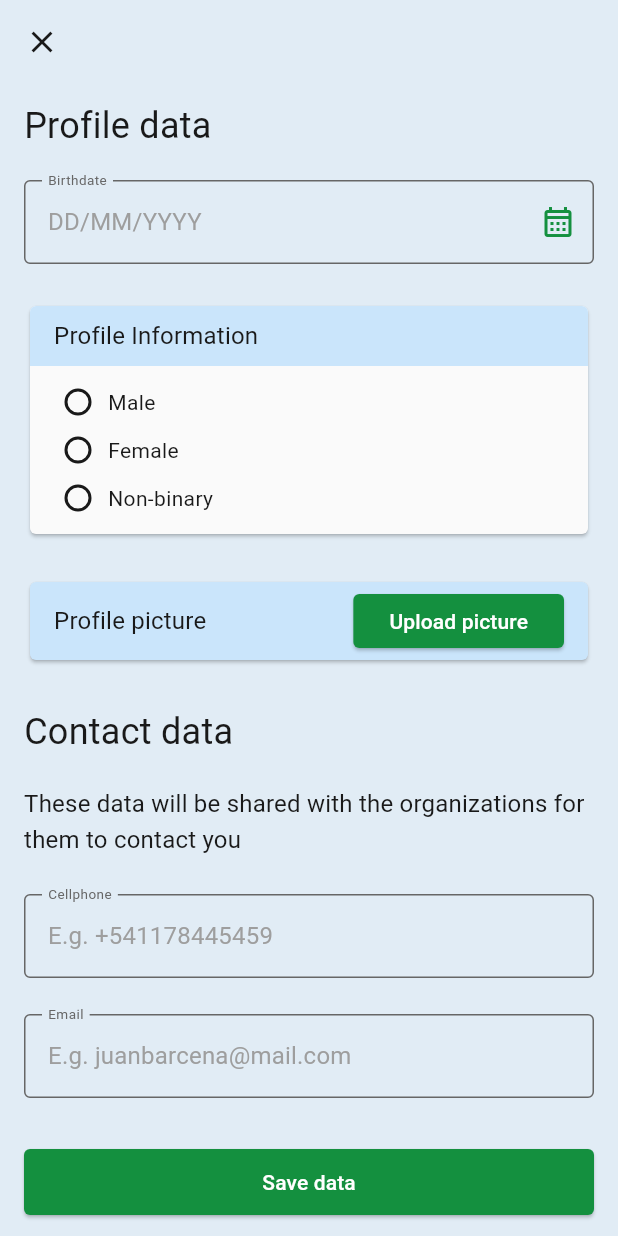
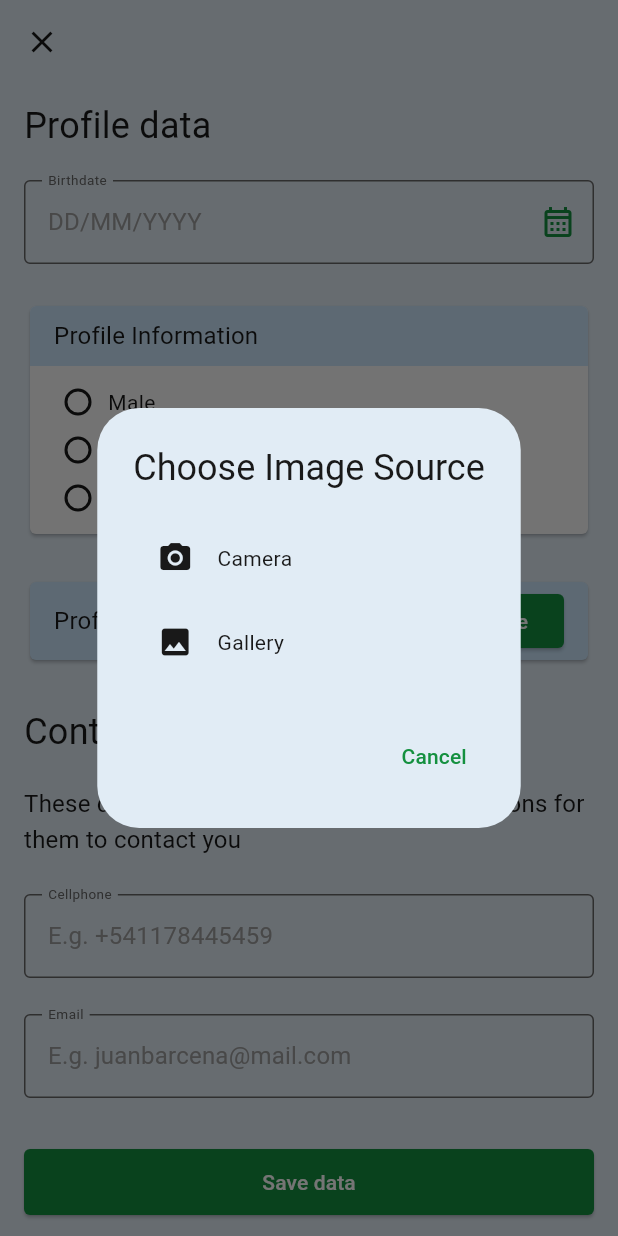
Before and after one commit to ImNotGone/TP_DAMM, a Flutter app: the ProfileEditScreen screen opened by its route, after a tap on "Upload picture", on a phone screen of 412 x 824 dp. Run offline on Flutter 3.47's test engine with Material 3 defaults, Android fonts, the phone set to English and light mode, and no system bars; our stand-ins replace cloud_firestore, firebase_auth, firebase_core, firebase_storage, flutter_hooks, flutter_markdown and 8 more; accounts and stored records are empty; generated files the repository leaves out were written again.

Commit message:
feat: camera for profile pic

```diff
--- a/lib/l10n/app_en.arb
+++ b/lib/l10n/app_en.arb
@@ -72,5 +72,8 @@
   "invalidDateError": "Please enter a valid date in DD/MM/YYYY format.",
   "dateInFutureError": "Date cannot be in the future",
   "firstCompleteProfile": "To apply you must first complete your data.",
-  "completeData": "Complete data"
+  "completeData": "Complete data",
+  "chooseImageSource": "Choose Image Source",
+  "camera": "Camera",
+  "gallery": "Gallery"
 }
--- a/lib/l10n/app_es.arb
+++ b/lib/l10n/app_es.arb
@@ -72,5 +72,8 @@
   "invalidDateError": "Por favor, ingrese una fecha válida en formato DD/MM/YYYY.",
   "dateInFutureError": "La fecha no puede ser en el futuro.",
   "firstCompleteProfile": "Para postularte debes primero completar tus datos.",
-  "completeData": "Completar datos"
+  "completeData": "Completar datos",
+  "chooseImageSource": "Seleccionar fuente de imagen",
+  "camera": "Cámara",
+  "gallery": "Galería"
 }
--- a/lib/profile/presentation/profile_edit_screen.dart
+++ b/lib/profile/presentation/profile_edit_screen.dart
@@ -48,16 +48,55 @@ class ProfileEditScreen extends HookConsumerWidget {
 
     final ImagePicker picker = ImagePicker();
 
-    Future<void> pickImage() async {
+    Future<void> pickImage(ImageSource source) async {
       try {
-        final XFile? pickedFile =
-            await picker.pickImage(source: ImageSource.gallery);
+        final XFile? pickedFile = await picker.pickImage(source: source);
         if (pickedFile != null) {
           pickedImage.value = File(pickedFile.path);
-        }
+         }
       } catch (e) {
         log('Error picking image: $e');
       }
+    }
+
+    void showImageSourceDialog() {
+      showDialog(
+        context: context,
+        builder: (BuildContext context) {
+          return AlertDialog(
+            title: Text(AppLocalizations.of(context)!.chooseImageSource),
+            content: Column(
+              mainAxisSize: MainAxisSize.min,
+              children: [
+                ListTile(
+                  leading: const Icon(Icons.camera_alt),
+                  title: Text(AppLocalizations.of(context)!.camera),
+                  onTap: () {
+                    Navigator.pop(context); // Close the dialog
+                    pickImage(ImageSource.camera);
+                  },
+                ),
+                ListTile(
+                  leading: const Icon(Icons.photo),
+                  title: Text(AppLocalizations.of(context)!.gallery),
+                  onTap: () {
+                    Navigator.pop(context); // Close the dialog
+                    pickImage(ImageSource.gallery);
+                  },
+                ),
+              ],
+            ),
+            actions: [
+              TextButton(
+                onPressed: () {
+                  Navigator.pop(context); // Close the dialog
+                },
+                child: Text(AppLocalizations.of(context)!.cancel),
+              ),
+            ],
+          );
+        },
+      );
     }
 
     Future<void> applyChangesWithVolunteering() async {
@@ -133,6 +172,9 @@ class ProfileEditScreen extends HookConsumerWidget {
 
         try {
           ref.read(currentUserNotifierProvider.notifier).setUser(updatedUser);
+          if(context.mounted){
+            context.pop();
+          }
           userService.updateUser(updatedUser);
         } catch (e) {
           log('Error updating user: $e');
@@ -173,7 +215,6 @@ class ProfileEditScreen extends HookConsumerWidget {
               });
         } else {
           applyChangesNoVolunteering();
-          context.pop();
         }
       }
     }
@@ -212,12 +253,12 @@ class ProfileEditScreen extends HookConsumerWidget {
               const SizedBox(height: 24),
               pickedImage.value == null
                   ? (user?.profilePictureURL == null
-                      ? UploadProfilePictureCard(onUploadPicture: pickImage)
+                      ? UploadProfilePictureCard(onUploadPicture: showImageSourceDialog)
                       : ChangeProfilePictureCard(
-                          onUploadPicture: pickImage,
+                          onUploadPicture: showImageSourceDialog,
                           profilePictureUrl: user!.profilePictureURL!))
                   : ChangeProfilePictureCard(
-                      onUploadPicture: pickImage,
+                      onUploadPicture: showImageSourceDialog,
                       pickedImage: pickedImage.value),
               const SizedBox(height: 32),
               Text(
--- a/lib/shared/cells/cards/change_profile_picture_card.dart
+++ b/lib/shared/cells/cards/change_profile_picture_card.dart
@@ -4,7 +4,7 @@ import 'package:flutter/material.dart';
 import 'package:flutter_gen/gen_l10n/app_localizations.dart';
 
 class ChangeProfilePictureCard extends StatelessWidget {
-  final Future<void> Function() onUploadPicture;
+  final void Function() onUploadPicture;
   final String? profilePictureUrl;
   final File? pickedImage;
 
--- a/lib/shared/cells/cards/upload_profile_picture_card.dart
+++ b/lib/shared/cells/cards/upload_profile_picture_card.dart
@@ -3,7 +3,7 @@ import 'package:flutter_gen/gen_l10n/app_localizations.dart';
 
 class UploadProfilePictureCard extends StatelessWidget {
 
-  final Future<void> Function() onUploadPicture;
+  final void Function() onUploadPicture;
 
   const UploadProfilePictureCard({
     super.key,
```
